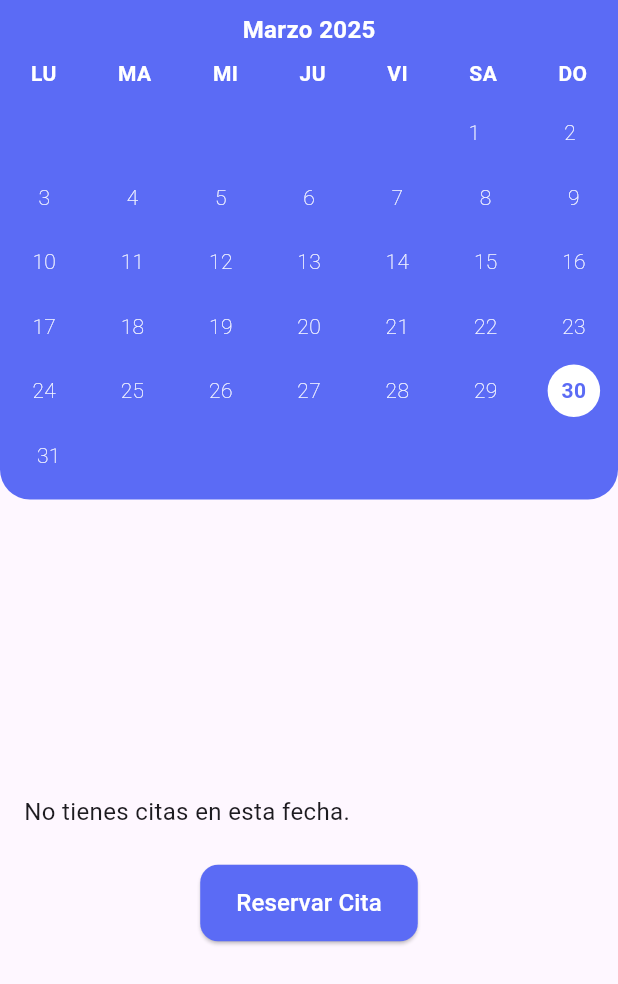
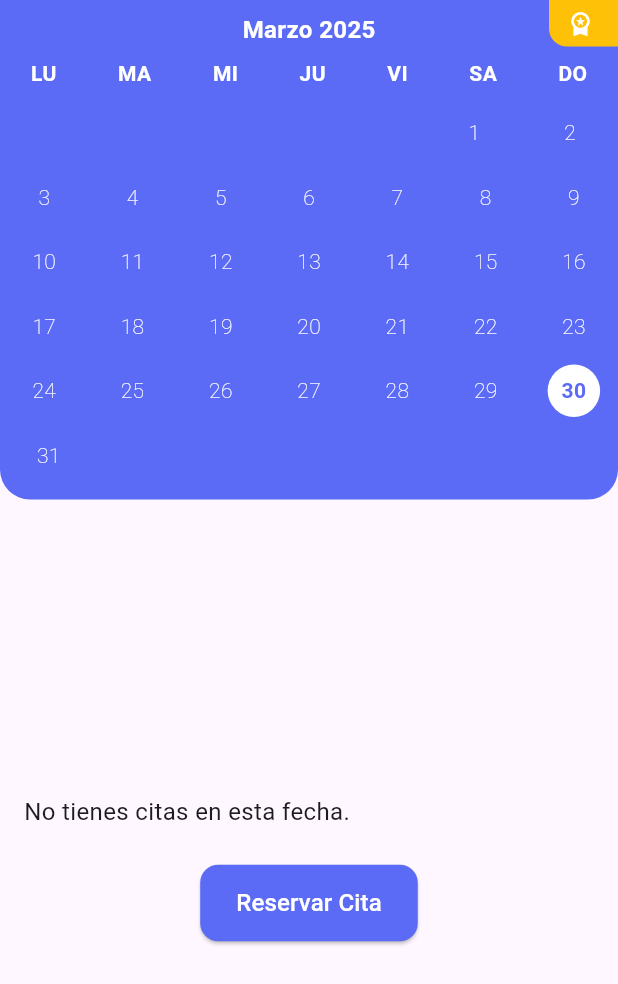
Before and after one commit to kevinmoh2o/prototipe_paciente_app, a Flutter app: the CalendarScreen screen opened directly, on a phone screen of 412 x 824 dp. Shown: the top 984 px of the screen. Run offline on Flutter 3.47's test engine with Material 3 defaults, Android fonts, the light colour scheme and no system bars; our stand-ins replace google_fonts, shared_preferences; missing offline and left inert: dart:html, webcrypto; accounts and stored records are empty.

Commit message:
add_miinimun

```diff
--- a/lib/features/cart/presentation/screen/cart_screen.dart
+++ b/lib/features/cart/presentation/screen/cart_screen.dart
@@ -14,9 +14,9 @@ class CartScreen extends StatelessWidget {
     final planName = patientProv.patient.activePlan;
 
     return Scaffold(
-      appBar: AppBar(
+      /* appBar: AppBar(
         title: const Text('Carrito de Compras'),
-      ),
+      ), */
       body: items.isEmpty
           ? const Center(child: Text('Carrito vacío'))
           : Column(
--- a/lib/features/menu_calendar/presentation/screen/calendar_screen.dart
+++ b/lib/features/menu_calendar/presentation/screen/calendar_screen.dart
@@ -1,4 +1,5 @@
 import 'package:flutter/material.dart';
+import 'package:paciente_app/features/create_account/presentation/provider/patient_provider.dart';
 import 'package:provider/provider.dart';
 import 'package:paciente_app/features/menu_calendar/presentation/provider/calendar_provider.dart';
 import 'package:paciente_app/features/menu_calendar/presentation/widget/mini_calendar.dart';
@@ -11,20 +12,21 @@ class CalendarScreen extends StatelessWidget {
   @override
   Widget build(BuildContext context) {
     final cp = Provider.of<CalendarProvider>(context);
+    final patientProvider = Provider.of<PatientProvider>(context, listen: false);
+    final activePlan = patientProvider.patient.activePlan;
 
     return Scaffold(
-      /* appBar: AppBar(
-        automaticallyImplyLeading: false, // sin flecha
-        title: const Text("Calendario"),
-        backgroundColor: kPrimaryColor,
-        centerTitle: true,
-      ), */
-      body: Column(
+      body: Stack(
+        children: [
+          Column(
             children: [
               // Calendario
               Container(
                 decoration: BoxDecoration(
-              borderRadius: BorderRadius.only(bottomLeft: Radius.circular(20.0), bottomRight: Radius.circular(20.0)),
+                  borderRadius: BorderRadius.only(
+                    bottomLeft: Radius.circular(20.0),
+                    bottomRight: Radius.circular(20.0),
+                  ),
                   color: kPrimaryColor,
                 ),
                 child: MiniCalendar(
@@ -39,6 +41,40 @@ class CalendarScreen extends StatelessWidget {
                   child: cp.currentStep == CalendarFlowStep.idle ? _buildDailyAppointments(context, cp) : const CalendarWizard(),
                 ),
               ),
+            ],
+          ),
+          // Cinta superior del plan (badge)
+          if (activePlan != null)
+            Positioned(
+              top: 0,
+              right: 0,
+              child: Container(
+                padding: const EdgeInsets.symmetric(horizontal: 12, vertical: 6),
+                decoration: const BoxDecoration(
+                  color: Colors.amber,
+                  borderRadius: BorderRadius.only(
+                    bottomLeft: Radius.circular(12),
+                  ),
+                ),
+                child: Row(
+                  mainAxisSize: MainAxisSize.min,
+                  children: [
+                    const Icon(Icons.workspace_premium, color: Colors.white, size: 18),
+                    const SizedBox(width: 4),
+                    Text(
+                      activePlan,
+                      style: const TextStyle(
+                        color: Colors.white,
+                        fontWeight: FontWeight.bold,
+                        fontSize: 13,
+                      ),
+                    ),
+                  ],
+                ),
+              ),
+            ),
+
+          // Aquí puedes agregar nuevos componentes en el Stack
         ],
       ),
     );
@@ -66,7 +102,11 @@ class CalendarScreen extends StatelessWidget {
                     children: [
                       Text(
                         timeLabel,
-                        style: const TextStyle(fontSize: 14, fontWeight: FontWeight.bold, color: Colors.black54),
+                        style: const TextStyle(
+                          fontSize: 14,
+                          fontWeight: FontWeight.bold,
+                          color: Colors.black54,
+                        ),
                       ),
                       const SizedBox(height: 4),
                       AppointmentListTile(appointment: a),
```
Lines whose indentation alone changed are shown as unchanged.
